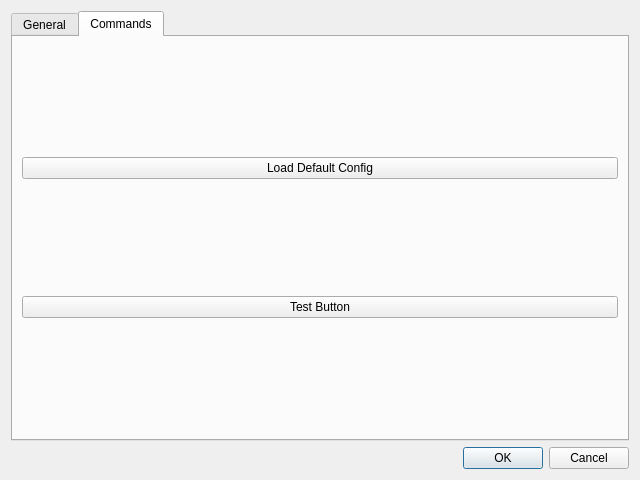
The window that resources/designer/settingsDialog.ui (jetedonner/pyLLDBGUI) describes before a commit, drawn with Qt 5.
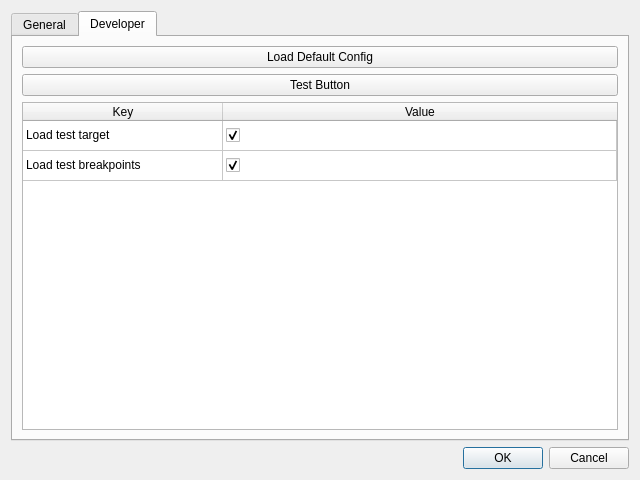
The same window after the commit. The open tabs and pages were chosen to show the change.

Diff of the .ui file:
```diff
--- a/resources/designer/settingsDialog.ui
+++ b/resources/designer/settingsDialog.ui
@@ -204,7 +204,7 @@
      </widget>
      <widget class="QWidget" name="tab_2">
       <attribute name="title">
-       <string>Commands</string>
+       <string>Developer</string>
       </attribute>
       <layout class="QGridLayout" name="gridLayout">
        <item row="0" column="0">
@@ -221,6 +221,77 @@
          </property>
         </widget>
        </item>
+       <item row="2" column="0">
+        <widget class="QTableWidget" name="tableWidget_2">
+         <attribute name="horizontalHeaderDefaultSectionSize">
+          <number>200</number>
+         </attribute>
+         <attribute name="horizontalHeaderShowSortIndicator" stdset="0">
+          <bool>false</bool>
+         </attribute>
+         <attribute name="horizontalHeaderStretchLastSection">
+          <bool>true</bool>
+         </attribute>
+         <attribute name="verticalHeaderVisible">
+          <bool>false</bool>
+         </attribute>
+         <row>
+          <property name="text">
+           <string>Load test target</string>
+          </property>
+         </row>
+         <row>
+          <property name="text">
+           <string>Load test breakpoints</string>
+          </property>
+         </row>
+         <column>
+          <property name="text">
+           <string>Key</string>
+          </property>
+         </column>
+         <column>
+          <property name="text">
+           <string>Value</string>
+          </property>
+         </column>
+         <item row="0" column="0">
+          <property name="text">
+           <string>Load test target</string>
+          </property>
+          <property name="flags">
+           <set>ItemIsSelectable|ItemIsUserCheckable|ItemIsEnabled</set>
+          </property>
+         </item>
+         <item row="0" column="1">
+          <property name="checkState">
+           <enum>Checked</enum>
+          </property>
+          <property name="flags">
+           <set>ItemIsSelectable|ItemIsUserCheckable|ItemIsEnabled</set>
+          </property>
+         </item>
+         <item row="1" column="0">
+          <property name="text">
+           <string>Load test breakpoints</string>
+          </property>
+          <property name="flags">
+           <set>ItemIsSelectable|ItemIsUserCheckable|ItemIsEnabled</set>
+          </property>
+         </item>
+         <item row="1" column="1">
+          <property name="text">
+           <string/>
+          </property>
+          <property name="checkState">
+           <enum>Checked</enum>
+          </property>
+          <property name="flags">
+           <set>ItemIsSelectable|ItemIsUserCheckable|ItemIsEnabled</set>
+          </property>
+         </item>
+        </widget>
+       </item>
       </layout>
      </widget>
     </widget>
```
